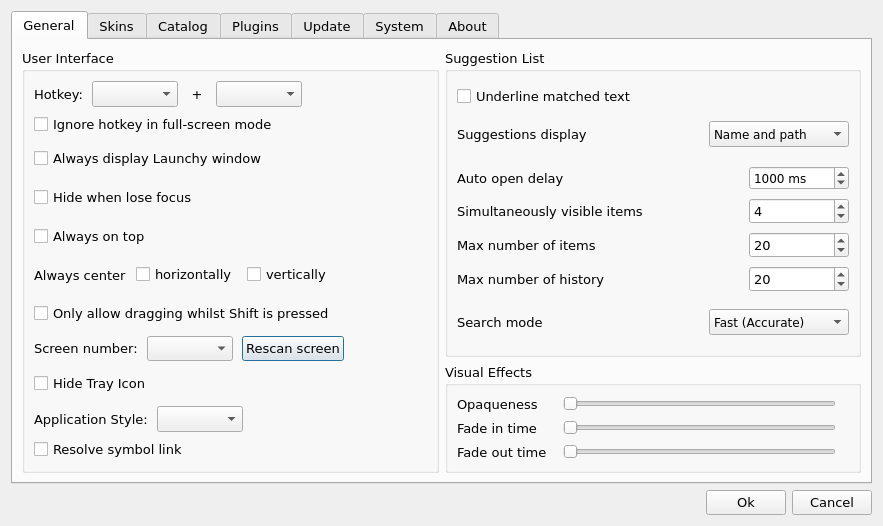
The window that src/Launchy/OptionDialog.ui (samsonwang/LaunchyQt) describes before a commit, drawn with Qt 5.
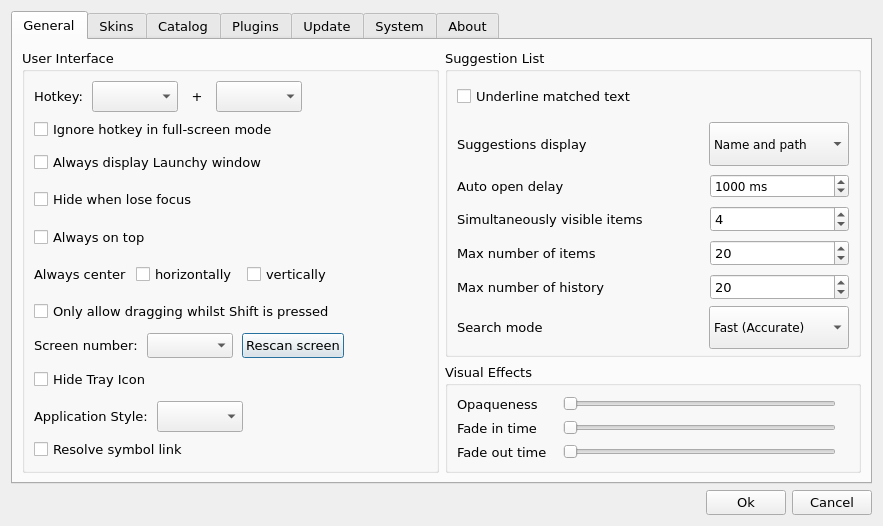
The same window after the commit. Icons and pictures are not drawn. Custom widgets are drawn as their Qt base class.

```diff
--- a/src/Launchy/OptionDialog.ui
+++ b/src/Launchy/OptionDialog.ui
@@ -26,12 +26,6 @@
     <height>420</height>
    </size>
   </property>
-  <property name="maximumSize">
-   <size>
-    <width>1440</width>
-    <height>840</height>
-   </size>
-  </property>
   <property name="font">
    <font>
     <family>Verdana</family>
@@ -111,12 +105,6 @@
                 <height>24</height>
                </size>
               </property>
-              <property name="maximumSize">
-               <size>
-                <width>16777215</width>
-                <height>26</height>
-               </size>
-              </property>
               <property name="frame">
                <bool>true</bool>
               </property>
@@ -146,12 +134,6 @@
                 <height>24</height>
                </size>
               </property>
-              <property name="maximumSize">
-               <size>
-                <width>16777215</width>
-                <height>26</height>
-               </size>
-              </property>
              </widget>
             </item>
             <item>
@@ -231,12 +213,6 @@
                 <height>22</height>
                </size>
               </property>
-              <property name="maximumSize">
-               <size>
-                <width>16777215</width>
-                <height>20</height>
-               </size>
-              </property>
               <property name="text">
                <string>Always center</string>
               </property>
@@ -337,12 +313,6 @@
                 <height>24</height>
                </size>
               </property>
-              <property name="maximumSize">
-               <size>
-                <width>16777215</width>
-                <height>26</height>
-               </size>
-              </property>
              </widget>
             </item>
             <item>
@@ -436,12 +406,6 @@
                 <height>24</height>
                </size>
               </property>
-              <property name="maximumSize">
-               <size>
-                <width>16777215</width>
-                <height>26</height>
-               </size>
-              </property>
              </widget>
             </item>
             <item>
@@ -477,12 +441,6 @@
            <height>0</height>
           </size>
          </property>
-         <property name="maximumSize">
-          <size>
-           <width>16777215</width>
-           <height>360</height>
-          </size>
-         </property>
          <property name="title">
           <string>Suggestion List</string>
          </property>
@@ -516,12 +474,6 @@
               <height>22</height>
              </size>
             </property>
-            <property name="maximumSize">
-             <size>
-              <width>16777215</width>
-              <height>22</height>
-             </size>
-            </property>
             <property name="text">
              <string>Underline matched text</string>
             </property>
@@ -549,12 +501,6 @@
                 <height>22</height>
                </size>
               </property>
-              <property name="maximumSize">
-               <size>
-                <width>16777215</width>
-                <height>22</height>
-               </size>
-              </property>
               <property name="text">
                <string>Suggestions display</string>
               </property>
@@ -590,12 +536,6 @@
                 <height>24</height>
                </size>
               </property>
-              <property name="maximumSize">
-               <size>
-                <width>16777215</width>
-                <height>26</height>
-               </size>
-              </property>
               <property name="font">
                <font>
                 <family>Verdana</family>
@@ -649,12 +589,6 @@
                 <height>22</height>
                </size>
               </property>
-              <property name="maximumSize">
-               <size>
-                <width>16777215</width>
-                <height>25</height>
-               </size>
-              </property>
               <property name="text">
                <string>Auto open delay</string>
               </property>
@@ -671,12 +605,6 @@
                 <height>22</height>
                </size>
               </property>
-              <property name="maximumSize">
-               <size>
-                <width>100</width>
-                <height>16777215</height>
-               </size>
-              </property>
               <property name="font">
                <font>
                 <family>Verdana</family>
@@ -835,12 +763,6 @@
                 <height>22</height>
                </size>
               </property>
-              <property name="maximumSize">
-               <size>
-                <width>16777215</width>
-                <height>22</height>
-               </size>
-              </property>
               <property name="text">
                <string>Search mode</string>
               </property>
@@ -876,12 +798,6 @@
                 <height>24</height>
                </size>
               </property>
-              <property name="maximumSize">
-               <size>
-                <width>16777215</width>
-                <height>26</height>
-               </size>
-              </property>
               <property name="font">
                <font>
                 <family>Verdana</family>
```
Left out of the diff: 84 changed lines with no effect on the pictures.
